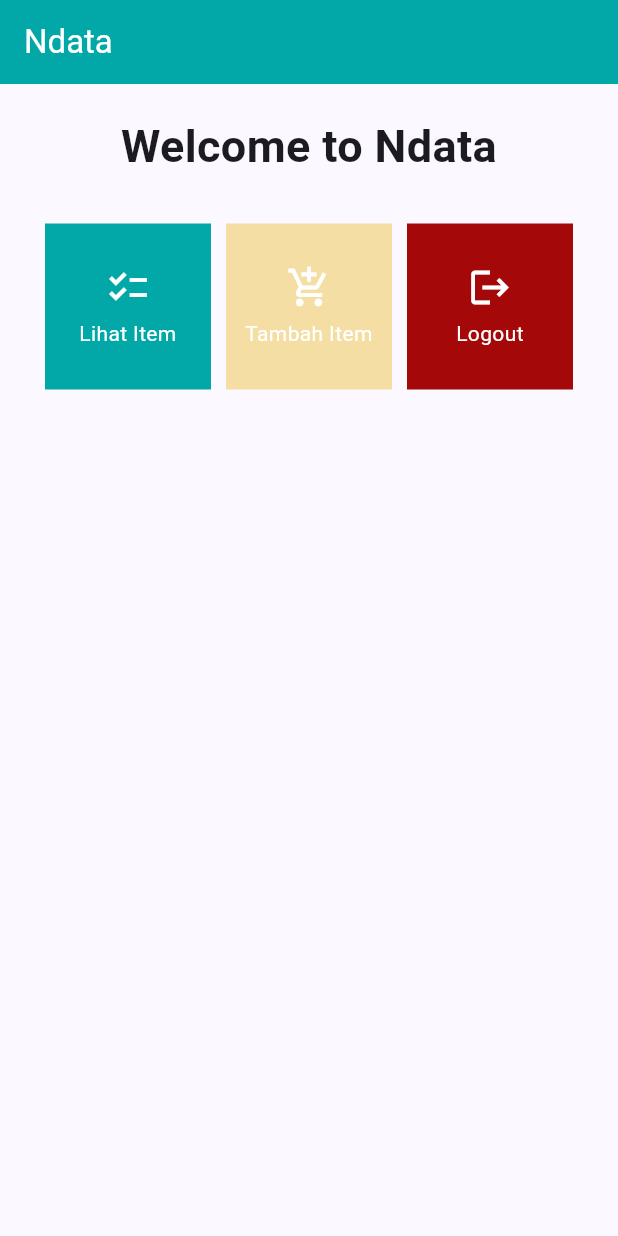
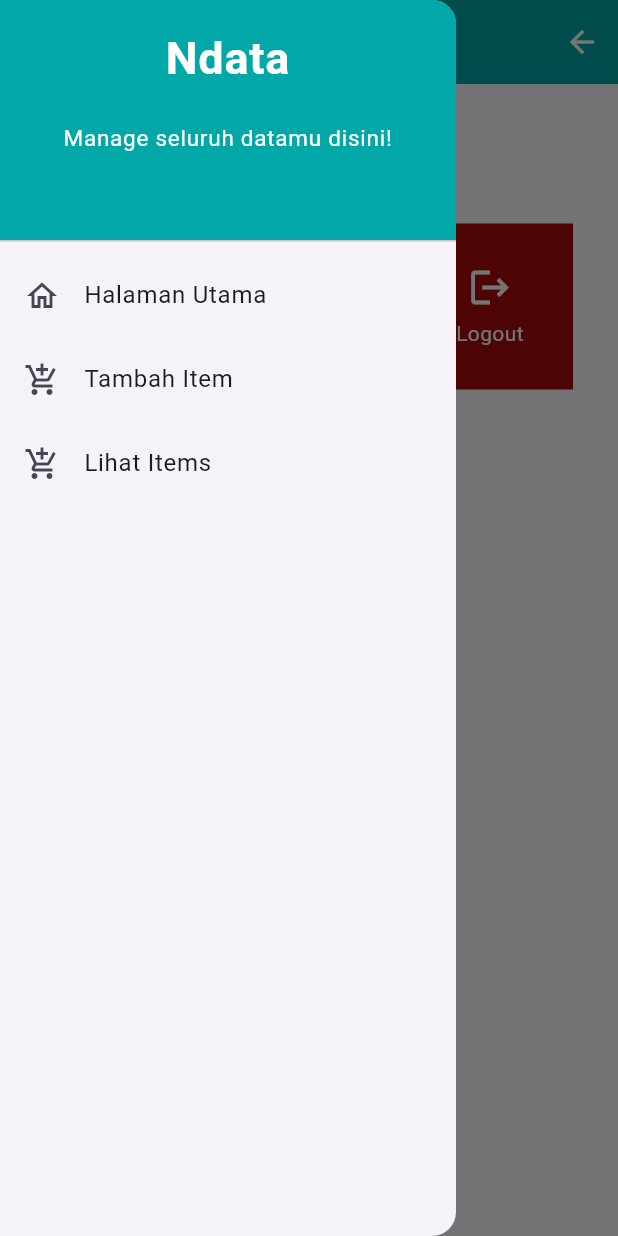
Before and after one commit to Pebintk/Ndata-Mobile, a Flutter app: the screen it shows after launch, with the side drawer open (before the commit the screen has no drawer), on a phone screen of 412 x 824 dp. Run offline on Flutter 3.47's test engine with Material 2 defaults, Android fonts, the phone set to English and light mode, and no system bars.

Commit message:
Finished Tugas 8

```diff
--- a/lib/main.dart
+++ b/lib/main.dart
@@ -1,5 +1,5 @@
 import 'package:flutter/material.dart';
-import 'package:ndata_mobile/menu.dart';
+import 'package:ndata_mobile/screens/menu.dart';
 
 void main() {
   runApp(const MyApp());
@@ -12,7 +12,7 @@ class MyApp extends StatelessWidget {
   @override
   Widget build(BuildContext context) {
     return MaterialApp(
-      title: 'Flutter Demo',
+      title: 'Ndata',
       theme: ThemeData(
         // This is the theme of your application.
         //
--- a/lib/menu.dart
+++ /dev/null
@@ -1,126 +0,0 @@
-import 'package:flutter/material.dart';
-
-class ShopItem {
-  final String name;
-  final IconData icon;
-  final Color color;
-
-  ShopItem(this.name, this.icon, this.color);
-}
-
-class MyHomePage extends StatelessWidget {
-  MyHomePage({Key? key}) : super(key: key);
-
-  final List<ShopItem> items = [
-    ShopItem("Lihat Item", Icons.checklist,  Color(0xFF02A8A8)),
-    ShopItem("Tambah Item", Icons.add_shopping_cart, Color(0xFFF5DEA3)),
-    ShopItem("Logout", Icons.logout, Color(0xFFa50808)),
-  ];
-
-  @override
-  Widget build(BuildContext context) {
-      return Scaffold(
-      appBar: AppBar(
-        backgroundColor : Color(0xFF02A8A8),
-        title: const Text(
-          'Ndata',
-          style: TextStyle(color: Colors.white),
-        ),
-      ),
-      body: SingleChildScrollView(
-        // Widget wrapper yang dapat discroll
-        child: Padding(
-          padding: const EdgeInsets.all(10.0), // Set padding dari halaman
-          child: Column(
-            // Widget untuk menampilkan children secara vertikal
-            children: <Widget>[
-              const Padding(
-                padding: EdgeInsets.only(top: 10.0, bottom: 10.0),
-                // Widget Text untuk menampilkan tulisan dengan alignment center dan style yang sesuai
-                child: Text(
-                  'Welcome to Ndata', // Text yang menandakan toko
-                  textAlign: TextAlign.center,
-                  style: TextStyle(
-                    fontSize: 30,
-                    fontWeight: FontWeight.bold,
-                  ),
-                ),
-              ),
-              // Grid layout
-              GridView.count(
-                // Container pada card kita.
-                primary: true,
-                padding: const EdgeInsets.all(20),
-                crossAxisSpacing: 10,
-                mainAxisSpacing: 10,
-                crossAxisCount: 3,
-                shrinkWrap: true,
-                children: items.map((ShopItem item) {
-                  // Iterasi untuk setiap item
-                  return ShopCard(item);
-                }).toList(),
-              ),
-            ],
-          ),
-        ),
-      ),
-    );
-  }
-
-  // This widget is the home page of your application. It is stateful, meaning
-  // that it has a State object (defined below) that contains fields that affect
-  // how it looks.
-
-  // This class is the configuration for the state. It holds the values (in this
-  // case the title) provided by the parent (in this case the App widget) and
-  // used by the build method of the State. Fields in a Widget subclass are
-  // always marked "final".
-
-
-}
-
-
-class ShopCard extends StatelessWidget {
-  final ShopItem item;
-
-  const ShopCard(this.item, {super.key}); // Constructor
-
-  @override
-  Widget build(BuildContext context) {
-    return Material(
-      color: item.color,
-      child: InkWell(
-        // Area responsive terhadap sentuhan
-        onTap: () {
-          // Memunculkan SnackBar ketika diklik
-          ScaffoldMessenger.of(context)
-            ..hideCurrentSnackBar()
-            ..showSnackBar(SnackBar(
-                content: Text("Kamu telah menekan tombol ${item.name}!")));
-        },
-        child: Container(
-          // Container untuk menyimpan Icon dan Text
-          padding: const EdgeInsets.all(8),
-          child: Center(
-            child: Column(
-              mainAxisAlignment: MainAxisAlignment.center,
-              children: [
-                Icon(
-                  item.icon,
-                  color: Colors.white,
-                  size: 30.0,
-                ),
-                const Padding(padding: EdgeInsets.all(3)),
-                Text(
-                  item.name,
-                  textAlign: TextAlign.center,
-                  style: const TextStyle(color: Colors.white),
-                ),
-              ],
-            ),
-          ),
-        ),
-      ),
-    );
-  }
-}
--- /dev/null
+++ b/lib/screens/menu.dart
@@ -0,0 +1,83 @@
+import 'package:flutter/material.dart';
+
+import 'package:ndata_mobile/widgets/left_drawer.dart';
+import '../widgets/shop_card.dart';
+
+class MyHomePage extends StatelessWidget {
+  MyHomePage({Key? key}) : super(key: key);
+
+  final List<ShopItem> items = [
+    ShopItem("Lihat Item", Icons.checklist,  const Color(0xFF02A8A8)),
+    ShopItem("Tambah Item", Icons.add_shopping_cart, const Color(0xFFF5DEA3)),
+    ShopItem("Logout", Icons.logout, const Color(0xFFa50808)),
+  ];
+
+  // This widget is the home page of your application. It is stateful, meaning
+  // that it has a State object (defined below) that contains fields that affect
+  // how it looks.
+
+  // This class is the configuration for the state. It holds the values (in this
+  // case the title) provided by the parent (in this case the App widget) and
+  // used by the build method of the State. Fields in a Widget subclass are
+  // always marked "final".
+  @override
+  Widget build(BuildContext context) {
+    return Scaffold(
+      appBar: AppBar(
+        title: const Text(
+          'Ndata',
+        ),
+        backgroundColor: const Color(0xFF02A8A8),
+        foregroundColor: Colors.white,
+        actions: [
+          // Add a leading action that triggers Navigator.pop when pressed
+          IconButton(
+            icon: const Icon(Icons.arrow_back),
+            onPressed: () {
+              Navigator.pop(context);
+            },
+          ),
+        ],
+      ),
+      // Masukkan drawer sebagai parameter nilai drawer dari widget Scaffold
+      drawer: const LeftDrawer(),
+      body: SingleChildScrollView(
+        // Widget wrapper yang dapat discroll
+        child: Padding(
+          padding: const EdgeInsets.all(10.0), // Set padding dari halaman
+          child: Column(
+            // Widget untuk menampilkan children secara vertikal
+            children: <Widget>[
+              const Padding(
+                padding: EdgeInsets.only(top: 10.0, bottom: 10.0),
+                // Widget Text untuk menampilkan tulisan dengan alignment center dan style yang sesuai
+                child: Text(
+                  'PBP Shop', // Text yang menandakan toko
+                  textAlign: TextAlign.center,
+                  style: TextStyle(
+                    fontSize: 30,
+                    fontWeight: FontWeight.bold,
+                  ),
+                ),
+              ),
+              // Grid layout
+              GridView.count(
+                // Container pada card kita.
+                primary: true,
+                padding: const EdgeInsets.all(20),
+                crossAxisSpacing: 10,
+                mainAxisSpacing: 10,
+                crossAxisCount: 3,
+                shrinkWrap: true,
+                children: items.map((ShopItem item) {
+                  // Iterasi untuk setiap item
+                  return ShopCard(item);
+                }).toList(),
+              ),
+            ],
+          ),
+        ),
+      ),
+    );
+  }
+}
--- /dev/null
+++ b/lib/widgets/left_drawer.dart
@@ -0,0 +1,79 @@
+import 'package:flutter/material.dart';
+import 'package:ndata_mobile/screens/menu.dart';
+import 'package:ndata_mobile/screens/ndata_list.dart';
+
+import '../screens/ndata_form.dart';
+
+class LeftDrawer extends StatelessWidget {
+  const LeftDrawer({super.key});
+
+  @override
+  Widget build(BuildContext context) {
+    return Drawer(
+      child: ListView(
+        children: [
+         const DrawerHeader(
+            decoration: BoxDecoration(
+              color: Color(0xFF02A8A8),
+            ),
+            child: Column(
+              children: [
+                Text(
+                  'Ndata',
+                  textAlign: TextAlign.center,
+                  style: TextStyle(
+                    fontSize: 30,
+                    fontWeight: FontWeight.bold,
+                    color: Colors.white,
+                  ),
+                ),
+                Padding(padding: EdgeInsets.all(10)),
+                Text("Manage seluruh datamu disini!",
+                  textAlign: TextAlign.center,
+                  style: TextStyle(
+                    fontSize: 15,
+                    fontWeight: FontWeight.normal,
+                    color: Colors.white,
+                  ),
+                ),
+              ],
+            ),
+          ),
+          ListTile(
+            leading: const Icon(Icons.home_outlined),
+            title: const Text('Halaman Utama'),
+            // Bagian redirection ke MyHomePage
+            onTap: () {
+              Navigator.pushReplacement(
+                  context,
+                  MaterialPageRoute(
+                    builder: (context) => MyHomePage(),
+                  ));
+            },
+          ),
+          ListTile(
+            leading: const Icon(Icons.add_shopping_cart),
+            title: const Text('Tambah Item'),
+            // Bagian redirection ke ShopFormPage
+            onTap: () {
+              Navigator.push(context,
+              MaterialPageRoute(builder: (context) => const ShopFormPage()));
+            },
+          ),
+          ListTile(
+            leading: const Icon(Icons.add_shopping_cart),
+            title: const Text('Lihat Items'),
+            // Bagian redirection ke ItemsPage
+            onTap: () {
+
+              Navigator.pushReplacement(
+                  context,
+                  MaterialPageRoute(
+                      builder: (context) => const ItemsPage()));
+            },
+          ),
+        ],
+      ),
+    );
+  }
+}
--- /dev/null
+++ b/lib/widgets/shop_card.dart
@@ -0,0 +1,84 @@
+import 'package:flutter/material.dart';
+import 'package:ndata_mobile/screens/ndata_form.dart';
+import 'package:ndata_mobile/screens/ndata_list.dart';
+
+class ShopItem {
+  final String name;
+  final IconData icon;
+  final Color color;
+
+  ShopItem(this.name, this.icon, this.color);
+}
+
+class Item {
+  final String name;
+  final int amount;
+  final int price;
+  final String description;
+
+  Item({
+    required this.name,
+    required this.amount,
+    required this.price,
+    required this.description,
+  });
+}
+
+class ShopCard extends StatelessWidget {
+  final ShopItem item;
+
+  const ShopCard(this.item, {super.key}); // Constructor
+
+  @override
+  Widget build(BuildContext context) {
+    return Material(
+      color: item.color,
+      child: InkWell(
+        // Area responsive terhadap sentuhan
+        onTap: () {
+          // Memunculkan SnackBar ketika diklik
+          ScaffoldMessenger.of(context)
+            ..hideCurrentSnackBar()
+            ..showSnackBar(SnackBar(
+                content: Text("Kamu telah menekan tombol ${item.name}!")));
+           // Navigate ke route yang sesuai (tergantung jenis tombol)
+          if (item.name == "Tambah Item") {
+            Navigator.push(context,
+            MaterialPageRoute(builder: (context) => const ShopFormPage()));
+          }
+
+          if (item.name == "Lihat Item") {
+            Navigator.push(
+                context,
+                MaterialPageRoute(
+                  builder: (context) => const ItemsPage(),
+                ));
+          }
+        },
+
+        child: Container(
+          // Container untuk menyimpan Icon dan Text
+          padding: const EdgeInsets.all(8),
+          child: Center(
+            child: Column(
+              mainAxisAlignment: MainAxisAlignment.center,
+              children: [
+                Icon(
+                  item.icon,
+                  color: Colors.white,
+                  size: 30.0,
+                ),
+                const Padding(padding: EdgeInsets.all(3)),
+                Text(
+                  item.name,
+                  textAlign: TextAlign.center,
+                  style: const TextStyle(color: Colors.white),
+                ),
+              ],
+            ),
+          ),
+        ),
+      ),
+    );
+  }
+}
```
Also changed, not shown: lib/screens/ndata_form.dart (added, +198 -0 lines), lib/screens/ndata_list.dart (added, +82 -0 lines), 1 other file.
